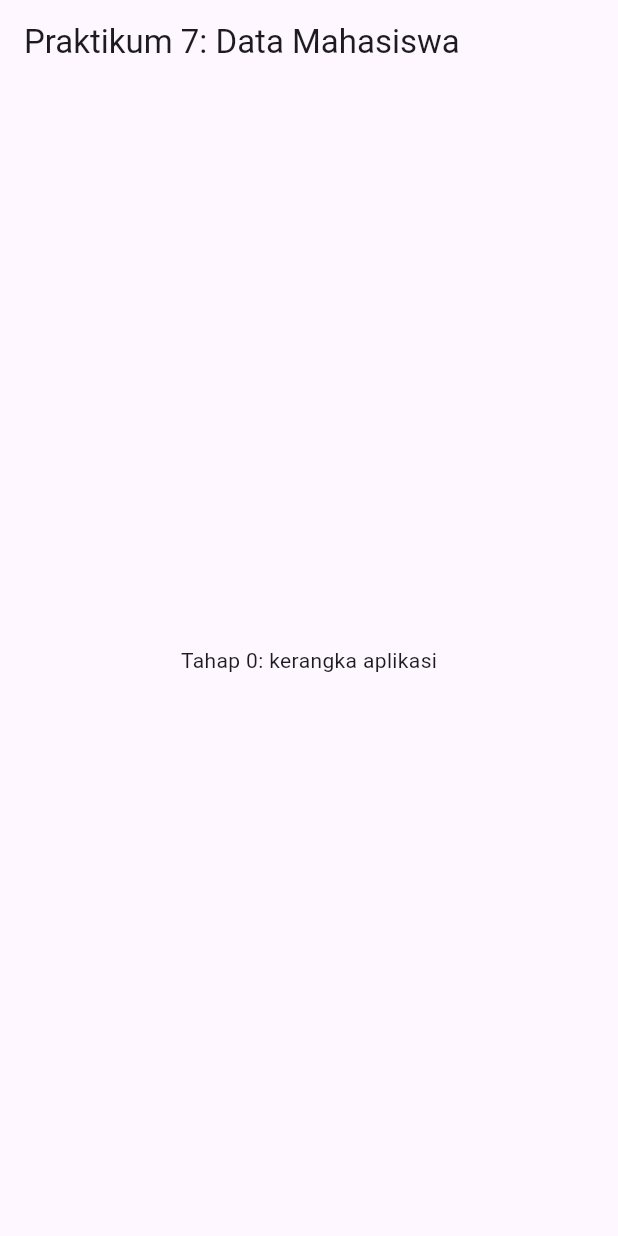
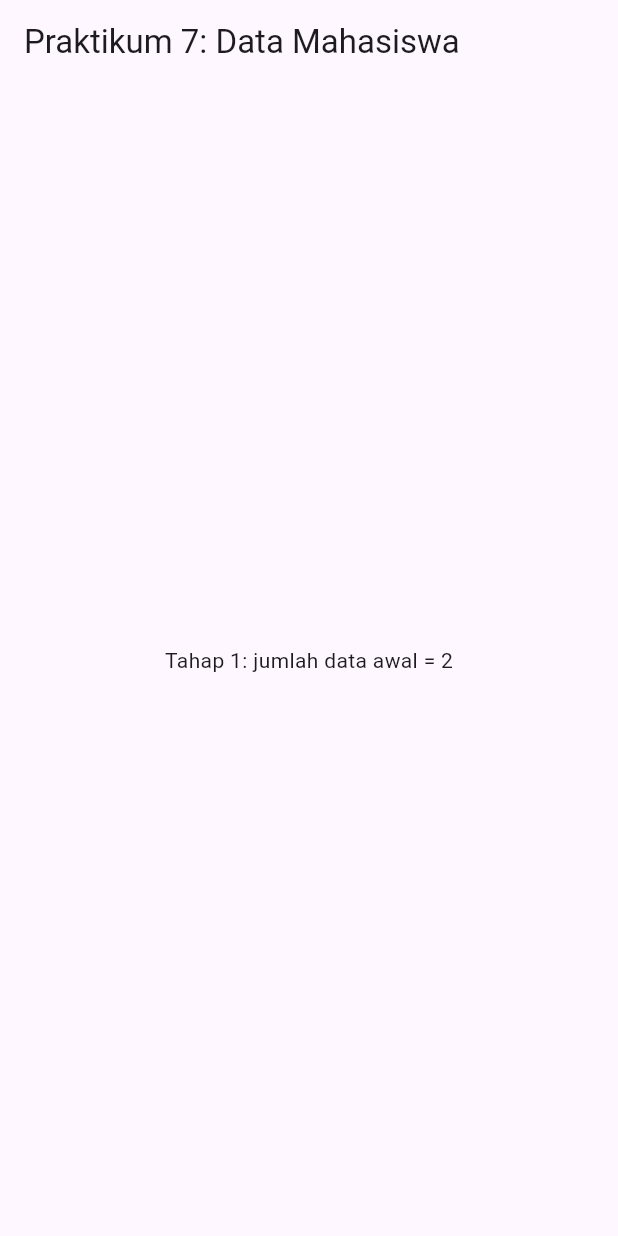
Before and after one commit to papoyy88/praktikum_flutter, a Flutter app: the screen it shows after launch, on a phone screen of 412 x 824 dp. Run offline on Flutter 3.47's test engine with Material 3 defaults, Android fonts, the phone set to English and light mode, and no system bars.

Commit message:
Tahap 1: Inisialisasi struktur data mahasiswa di RAM

```diff
--- a/lib/main.dart
+++ b/lib/main.dart
@@ -14,13 +14,22 @@ class MahasiswaPage extends StatefulWidget {
 
 class _MahasiswaPageState extends State<MahasiswaPage> {
 
+// TAHAP 1: Inisialisasi data sementara di RAM.
+final List<Map<String, String>> mahasiswa = [
+  {'id': '1', 'nim': '2026001', 'nama': 'Andi', 'prodi': 'Informatika'},
+  {'id': '2', 'nim': '2026002', 'nama': 'Siti', 'prodi': 'Informatika'},
+];
+int nextId = 3;
+
 @override
 Widget build(BuildContext context) {
   return Scaffold(
     appBar: AppBar(title: const Text('Praktikum 7: Data Mahasiswa')),
     body:
 
-const Center(child: Text('Tahap 0: kerangka aplikasi')),
+Center(child: Text(
+  'Tahap 1: jumlah data awal = ${mahasiswa.length}',
+)),
 
     );
   }
```
